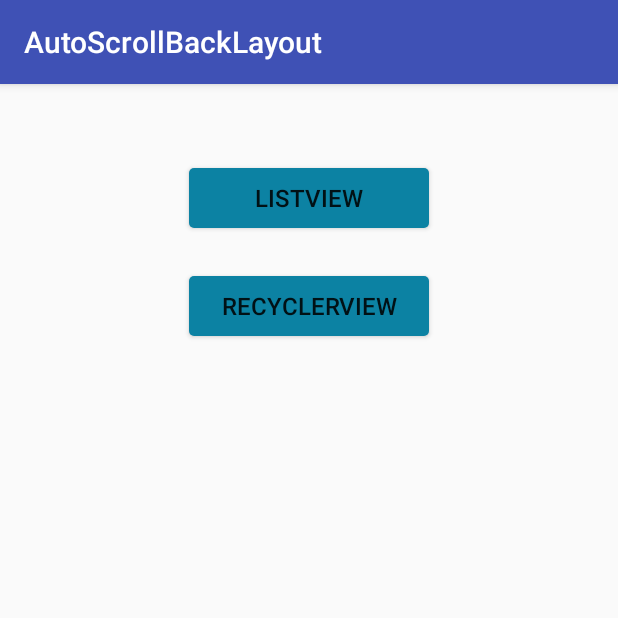
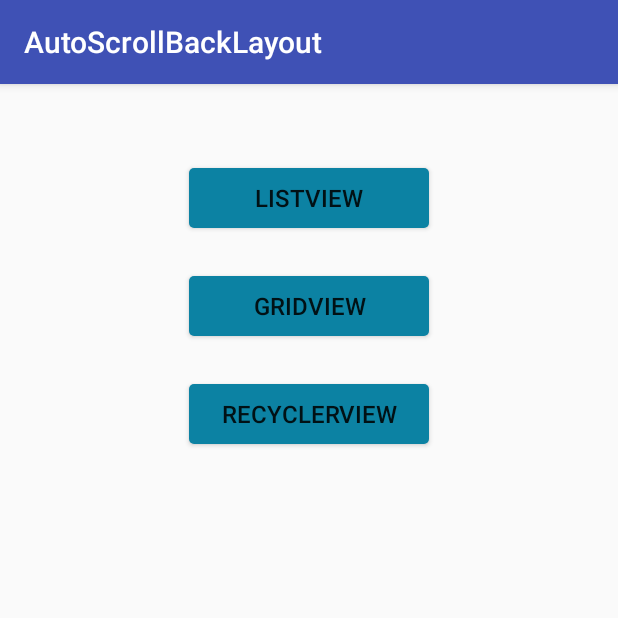
Before and after one commit to gaoneng102/AutoScrollBackLayout, an Android app: the screen it shows after launch (MainActivity), on a phone screen of 412 x 824 dp, the top half of it. Run offline under Robolectric (Android 15) with nearby library versions, the phone set to English and light mode, and no system bars.

Commit message:
支持gridview，同时添加返回图片自定义属性

```diff
--- a/app/src/main/AndroidManifest.xml
+++ b/app/src/main/AndroidManifest.xml
@@ -22,6 +22,9 @@
         <activity
             android:name=".RecyclerViewDemoActivity"
             android:label="@string/recyclerview" />
+        <activity
+            android:name=".GridViewDemoActivity"
+            android:label="@string/gridview" />
     </application>
 
 </manifest>
--- a/app/src/main/java/com/gaoneng/autoscrollbacklayout/MainActivity.java
+++ b/app/src/main/java/com/gaoneng/autoscrollbacklayout/MainActivity.java
@@ -9,7 +9,7 @@ public class MainActivity extends AppCompatActivity {
     @Override
     protected void onCreate(Bundle savedInstanceState) {
         super.onCreate(savedInstanceState);
-        setContentView(R.layout.activity_main);
+        setContentView(R.layout.main_layout);
         findViewById(R.id.btn_1).setOnClickListener(new View.OnClickListener() {
             @Override
             public void onClick(View v) {
@@ -19,6 +19,12 @@ public class MainActivity extends AppCompatActivity {
         findViewById(R.id.btn_2).setOnClickListener(new View.OnClickListener() {
             @Override
             public void onClick(View v) {
+                GridViewDemoActivity.start(MainActivity.this);
+            }
+        });
+        findViewById(R.id.btn_3).setOnClickListener(new View.OnClickListener() {
+            @Override
+            public void onClick(View v) {
                 RecyclerViewDemoActivity.start(MainActivity.this);
             }
         });
--- a/app/src/main/res/layout/activity_main.xml
+++ b/app/src/main/res/layout/main_layout.xml
@@ -23,6 +23,16 @@
         android:layout_gravity="center_horizontal"
         android:layout_marginTop="32dp"
         android:background="@drawable/bg_btn_shape"
+        android:text="@string/gridview"
+        android:textSize="16sp" />
+
+    <Button
+        android:id="@+id/btn_3"
+        android:layout_width="160dp"
+        android:layout_height="40dp"
+        android:layout_gravity="center_horizontal"
+        android:layout_marginTop="32dp"
+        android:background="@drawable/bg_btn_shape"
         android:text="@string/recyclerview"
         android:textSize="16sp" />
 </LinearLayout>
--- a/app/src/main/res/values/strings.xml
+++ b/app/src/main/res/values/strings.xml
@@ -1,5 +1,6 @@
 <resources>
     <string name="app_name">AutoScrollBackLayout</string>
     <string name="listview">Listview</string>
+    <string name="gridview">Gridview</string>
     <string name="recyclerview">Recyclerview</string>
 </resources>
--- a/autoscrollbacklayout/build.gradle
+++ b/autoscrollbacklayout/build.gradle
@@ -8,7 +8,6 @@ version = "1.0.0"
 android {
     compileSdkVersion 25
     buildToolsVersion "25.0.0"
-    resourcePrefix "autoscrollback_"    //这个随便填
     defaultConfig {
         minSdkVersion 15
         targetSdkVersion 25
--- a/autoscrollbacklayout/src/main/res/values/attrs.xml
+++ b/autoscrollbacklayout/src/main/res/values/attrs.xml
@@ -3,8 +3,10 @@
     <!-- AutoScrollBackLayout控件自定义属性 -->
     <declare-styleable name="AutoScrollBackLayout">
         <attr name="show_scroll" format="boolean" />
+        <attr name="scroll_distance" format="dimension" />
         <attr name="show_animation" format="reference" />
         <attr name="hide_animation" format="reference" />
+        <attr name="auto_arrow_icon" format="reference" />
         <attr name="scroll_gravity">
             <!-- Push object to the top of its container, not changing its size. -->
             <flag name="top" value="0x30" />
```
Also changed, not shown: app/src/main/java/com/gaoneng/autoscrollbacklayout/GridViewDemoActivity.java (added, +35 -0 lines), app/src/main/res/layout/activity_grid_view_demo.xml (added, +19 -0 lines), autoscrollbacklayout/src/main/java/com/gaoneng/library/AutoScrollBackLayout.java (+26 -14 lines), autoscrollbacklayout/src/main/java/com/gaoneng/library/ScrollUtil.java (+4 -4 lines).
